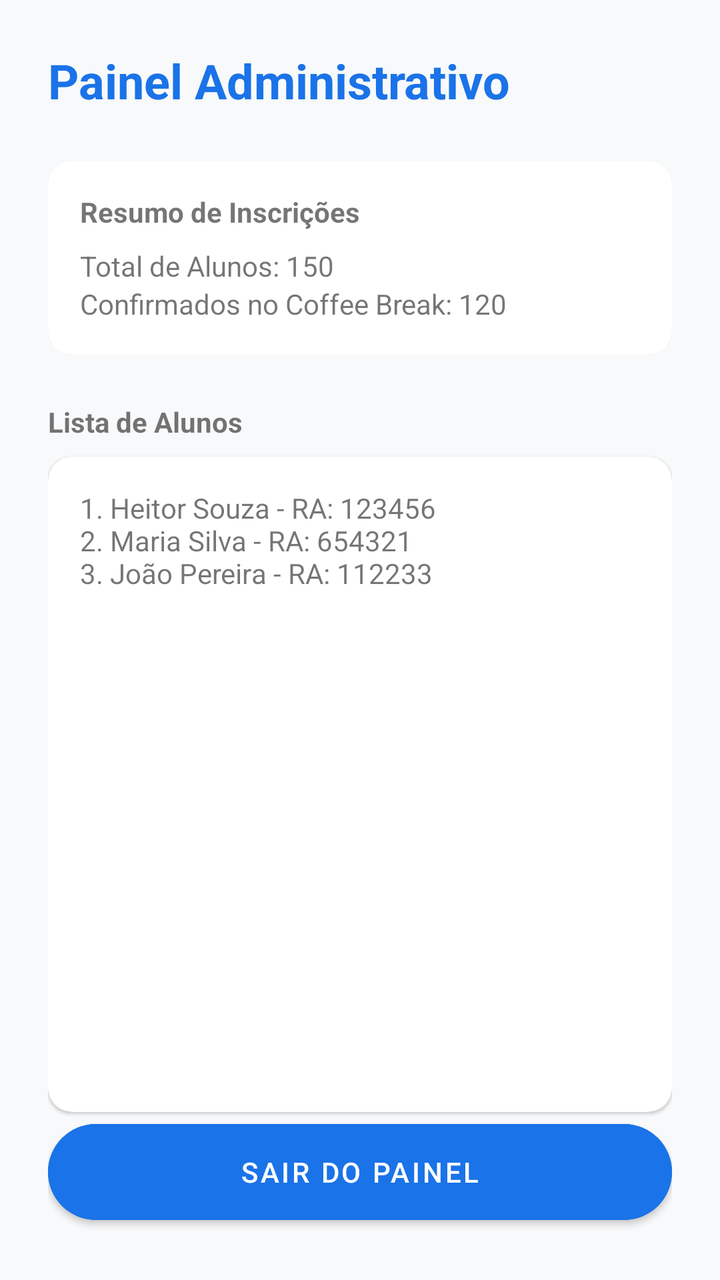
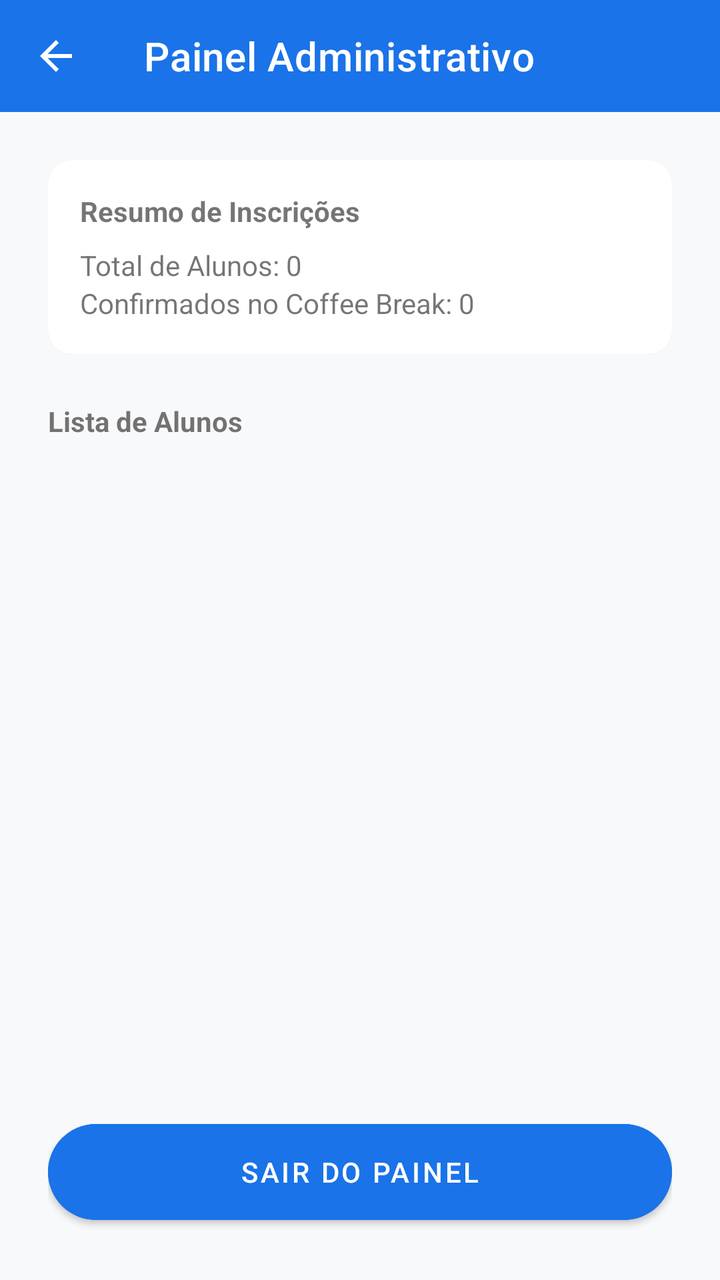

Two renders of the same Android screen: before a commit and after it. Below are the layout's source before the change and the commit's diff.
<!-- AndroidManifest.xml: application theme Theme.Weektech -->
<!-- res/layout/activity_admin.xml -->
<?xml version="1.0" encoding="utf-8"?>
<androidx.constraintlayout.widget.ConstraintLayout xmlns:android="http://schemas.android.com/apk/res/android"
    xmlns:app="http://schemas.android.com/apk/res-auto"
    xmlns:tools="http://schemas.android.com/tools"
    android:layout_width="match_parent"
    android:layout_height="match_parent"
    android:padding="24dp"
    android:background="@color/background">

    <TextView
        android:id="@+id/tvAdminTitle"
        android:layout_width="wrap_content"
        android:layout_height="wrap_content"
        android:text="Painel Administrativo"
        android:textColor="@color/primary"
        android:textSize="24sp"
        android:textStyle="bold"
        app:layout_constraintTop_toTopOf="parent"
        app:layout_constraintStart_toStartOf="parent" />

    <com.google.android.material.card.MaterialCardView
        android:id="@+id/cardStats"
        android:layout_width="match_parent"
        android:layout_height="wrap_content"
        android:layout_marginTop="24dp"
        app:cardCornerRadius="12dp"
        app:layout_constraintTop_toBottomOf="@id/tvAdminTitle">

        <LinearLayout
            android:layout_width="match_parent"
            android:layout_height="wrap_content"
            android:orientation="vertical"
            android:padding="16dp">

            <TextView
                android:layout_width="wrap_content"
                android:layout_height="wrap_content"
                android:text="Resumo de Inscrições"
                android:textStyle="bold"
                android:layout_marginBottom="8dp"/>

            <TextView
                android:id="@+id/tvTotalInscriptions"
                android:layout_width="match_parent"
                android:layout_height="wrap_content"
                android:text="Total de Alunos: 150" />

            <TextView
                android:id="@+id/tvTotalCoffee"
                android:layout_width="match_parent"
                android:layout_height="wrap_content"
                android:text="Confirmados no Coffee Break: 120" />
        </LinearLayout>
    </com.google.android.material.card.MaterialCardView>

    <TextView
        android:id="@+id/tvListTitle"
        android:layout_width="wrap_content"
        android:layout_height="wrap_content"
        android:layout_marginTop="24dp"
        android:text="Lista de Alunos"
        android:textStyle="bold"
        app:layout_constraintTop_toBottomOf="@id/cardStats"
        app:layout_constraintStart_toStartOf="parent" />

    <com.google.android.material.card.MaterialCardView
        android:layout_width="match_parent"
        android:layout_height="0dp"
        android:layout_marginTop="8dp"
        app:cardCornerRadius="12dp"
        app:layout_constraintTop_toBottomOf="@id/tvListTitle"
        app:layout_constraintBottom_toTopOf="@id/btnExitAdmin">

        <TextView
            android:layout_width="match_parent"
            android:layout_height="wrap_content"
            android:padding="16dp"
            android:text="1. Heitor Souza - RA: 123456\n2. Maria Silva - RA: 654321\n3. João Pereira - RA: 112233" />
    </com.google.android.material.card.MaterialCardView>

    <Button
        android:id="@+id/btnExitAdmin"
        android:layout_width="match_parent"
        android:layout_height="60dp"
        android:text="Sair do Painel"
        android:backgroundTint="@color/primary"
        app:cornerRadius="30dp"
        app:layout_constraintBottom_toBottomOf="parent" />

</androidx.constraintlayout.widget.ConstraintLayout>
<!-- resources referenced by this layout -->
<resources>
  <color name="background">#F8F9FA</color>
  <color name="primary">#1A73E8</color>
  <style name="Theme.Weektech" parent="Base.Theme.Weektech" />
  <style name="Base.Theme.Weektech" parent="Theme.MaterialComponents.Light.NoActionBar">
          
          <item name="colorPrimary">@color/primary</item>
          <item name="colorPrimaryVariant">@color/primary_variant</item>
          <item name="colorSecondary">@color/secondary</item>
  
          
          <item name="android:windowBackground">@color/background</item>
          <item name="colorSurface">@color/surface</item>
  
          
          <item name="colorOnPrimary">@color/white</item>
          <item name="colorOnSecondary">@color/black</item>
          <item name="colorOnSurface">@color/black</item>
      </style>
  <color name="primary_variant">#1557B0</color>
  <color name="secondary">#FBBC04</color>
  <color name="surface">#FFFFFF</color>
  <color name="white">#FFFFFFFF</color>
  <color name="black">#202124</color>
</resources>

<!-- the commit's change to res/layout/activity_admin.xml (unified diff, before → after) -->
@@ -1,90 +1,144 @@
 <?xml version="1.0" encoding="utf-8"?>
-<androidx.constraintlayout.widget.ConstraintLayout xmlns:android="http://schemas.android.com/apk/res/android"
+<LinearLayout xmlns:android="http://schemas.android.com/apk/res/android"
     xmlns:app="http://schemas.android.com/apk/res-auto"
     xmlns:tools="http://schemas.android.com/tools"
     android:layout_width="match_parent"
     android:layout_height="match_parent"
-    android:padding="24dp"
+    android:orientation="vertical"
     android:background="@color/background">
 
-    <TextView
-        android:id="@+id/tvAdminTitle"
-        android:layout_width="wrap_content"
-        android:layout_height="wrap_content"
-        android:text="Painel Administrativo"
-        android:textColor="@color/primary"
-        android:textSize="24sp"
-        android:textStyle="bold"
-        app:layout_constraintTop_toTopOf="parent"
-        app:layout_constraintStart_toStartOf="parent" />
+    <com.google.android.material.appbar.AppBarLayout
+        android:layout_width="match_parent"
+        android:layout_height="wrap_content">
+        <com.google.android.material.appbar.MaterialToolbar
+            android:id="@+id/toolbar"
+            android:layout_width="match_parent"
+            android:layout_height="?attr/actionBarSize"
+            android:background="@color/primary"
+            app:title="Painel Administrativo"
+            app:titleTextColor="@color/white"
+            app:navigationIcon="@drawable/ic_arrow_back"
+            app:navigationIconTint="@color/white" />
+    </com.google.android.material.appbar.AppBarLayout>
 
-    <com.google.android.material.card.MaterialCardView
-        android:id="@+id/cardStats"
+    <androidx.constraintlayout.widget.ConstraintLayout
+        android:layout_width="match_parent"
+        android:layout_height="match_parent"
+        android:padding="24dp">
+
+        <com.google.android.material.card.MaterialCardView
+            android:id="@+id/cardStats"
+            android:layout_width="match_parent"
+            android:layout_height="wrap_content"
+            app:cardCornerRadius="12dp"
+            app:layout_constraintTop_toTopOf="parent">
+
+            <LinearLayout
+                android:layout_width="match_parent"
+                android:layout_height="wrap_content"
+                android:orientation="vertical"
+                android:padding="16dp">
+
+                <TextView
+                    android:layout_width="wrap_content"
+                    android:layout_height="wrap_content"
+                    android:text="Resumo de Inscrições"
+                    android:textStyle="bold"
+                    android:layout_marginBottom="8dp"/>
+
+                <TextView
+                    android:id="@+id/tvTotalInscriptions"
+                    android:layout_width="match_parent"
+                    android:layout_height="wrap_content"
+                    android:text="Total de Alunos: 0" />
+
+                <TextView
+                    android:id="@+id/tvTotalCoffee"
+                    android:layout_width="match_parent"
+                    android:layout_height="wrap_content"
+                    android:text="Confirmados no Coffee Break: 0" />
+            </LinearLayout>
+        </com.google.android.material.card.MaterialCardView>
+
+        <TextView
+            android:id="@+id/tvListTitle"
+            android:layout_width="wrap_content"
+            android:layout_height="wrap_content"
+            android:layout_marginTop="24dp"
+            android:text="Lista de Alunos"
+            android:textStyle="bold"
+            app:layout_constraintTop_toBottomOf="@id/cardStats"
+            app:layout_constraintStart_toStartOf="parent" />
+
+        <androidx.recyclerview.widget.RecyclerView
+            android:id="@+id/rvParticipantes"
+            android:layout_width="match_parent"
+            android:layout_height="0dp"
+            android:layout_marginTop="8dp"
+            android:layout_marginBottom="16dp"
+            app:layout_constraintTop_toBottomOf="@id/tvListTitle"
+            app:layout_constraintBottom_toTopOf="@id/btnExitAdmin"
+            tools:listitem="@layout/item_participante" />
+
+        <Button
+            android:id="@+id/btnExitAdmin"
+            android:layout_width="match_parent"
+            android:layout_height="60dp"
+            android:text="Sair do Painel"
+            android:backgroundTint="@color/primary"
+            app:cornerRadius="30dp"
+            app:layout_constraintBottom_toBottomOf="parent" />
+
+    </androidx.constraintlayout.widget.ConstraintLayout>
+</LinearLayout>
+<!-- res/layout/item_participante.xml (included above) -->
+<?xml version="1.0" encoding="utf-8"?>
+<com.google.android.material.card.MaterialCardView xmlns:android="http://schemas.android.com/apk/res/android"
+    xmlns:app="http://schemas.android.com/apk/res-auto"
+    android:layout_width="match_parent"
+    android:layout_height="wrap_content"
+    android:layout_marginBottom="4dp"
+    app:cardCornerRadius="8dp"
+    app:cardElevation="1dp">
+
+    <LinearLayout
         android:layout_width="match_parent"
         android:layout_height="wrap_content"
-        android:layout_marginTop="24dp"
-        app:cardCornerRadius="12dp"
-        app:layout_constraintTop_toBottomOf="@id/tvAdminTitle">
+        android:orientation="horizontal"
+        android:padding="12dp"
+        android:gravity="center_vertical">
 
         <LinearLayout
-            android:layout_width="match_parent"
+            android:layout_width="0dp"
             android:layout_height="wrap_content"
-            android:orientation="vertical"
-            android:padding="16dp">
+            android:layout_weight="1"
+            android:orientation="vertical">
 
             <TextView
-                android:layout_width="wrap_content"
+                android:id="@+id/tvNomeParticipante"
+                android:layout_width="match_parent"
                 android:layout_height="wrap_content"
-                android:text="Resumo de Inscrições"
+                android:textColor="@color/black"
                 android:textStyle="bold"
-                android:layout_marginBottom="8dp"/>
+                android:textSize="14sp" />
 
             <TextView
-                android:id="@+id/tvTotalInscriptions"
+                android:id="@+id/tvRAParticipante"
                 android:layout_width="match_parent"
                 android:layout_height="wrap_content"
-                android:text="Total de Alunos: 150" />
+                android:textColor="@color/gray_text"
+                android:textSize="12sp" />
+        </LinearLayout>
 
-            <TextView
-                android:id="@+id/tvTotalCoffee"
-                android:layout_width="match_parent"
-                android:layout_height="wrap_content"
-                android:text="Confirmados no Coffee Break: 120" />
-        </LinearLayout>
-    </com.google.android.material.card.MaterialCardView>
+        <com.google.android.material.chip.Chip
+            android:id="@+id/chipCoffee"
+            android:layout_width="wrap_content"
+            android:layout_height="wrap_content"
+            android:text="Coffee"
+            android:visibility="gone"
+            app:chipBackgroundColor="@color/secondary"
+            app:chipMinHeight="24dp"
+            android:textSize="10sp" />
 
-    <TextView
-        android:id="@+id/tvListTitle"
-        android:layout_width="wrap_content"
-        android:layout_height="wrap_content"
-        android:layout_marginTop="24dp"
-        android:text="Lista de Alunos"
-        android:textStyle="bold"
-        app:layout_constraintTop_toBottomOf="@id/cardStats"
-        app:layout_constraintStart_toStartOf="parent" />
-
-    <com.google.android.material.card.MaterialCardView
-        android:layout_width="match_parent"
-        android:layout_height="0dp"
-        android:layout_marginTop="8dp"
-        app:cardCornerRadius="12dp"
-        app:layout_constraintTop_toBottomOf="@id/tvListTitle"
-        app:layout_constraintBottom_toTopOf="@id/btnExitAdmin">
-
-        <TextView
-            android:layout_width="match_parent"
-            android:layout_height="wrap_content"
-            android:padding="16dp"
-            android:text="1. Heitor Souza - RA: 123456\n2. Maria Silva - RA: 654321\n3. João Pereira - RA: 112233" />
-    </com.google.android.material.card.MaterialCardView>
-
-    <Button
-        android:id="@+id/btnExitAdmin"
-        android:layout_width="match_parent"
-        android:layout_height="60dp"
-        android:text="Sair do Painel"
-        android:backgroundTint="@color/primary"
-        app:cornerRadius="30dp"
-        app:layout_constraintBottom_toBottomOf="parent" />
-
-</androidx.constraintlayout.widget.ConstraintLayout>
+    </LinearLayout>
+</com.google.android.material.card.MaterialCardView>
<!-- resource entries referenced after the edit -->
@@ -22,6 +22,18 @@
   <color name="secondary">#FBBC04</color>
   <color name="surface">#FFFFFF</color>
   <color name="white">#FFFFFFFF</color>
+  <!-- drawable ic_arrow_back (drawable) -->
+  <vector xmlns:android="http://schemas.android.com/apk/res/android"
+      android:width="24dp"
+      android:height="24dp"
+      android:viewportWidth="24"
+      android:viewportHeight="24"
+      android:tint="?attr/colorControlNormal">
+    <path
+        android:fillColor="@android:color/white"
+        android:pathData="M20,11H7.83l5.59,-5.59L12,4l-8,8 8,8 1.41,-1.41L7.83,13H20v-2z"/>
+  </vector>
   <color name="black">#202124</color>
+  <color name="gray_text">#5F6368</color>
 </resources>
 
